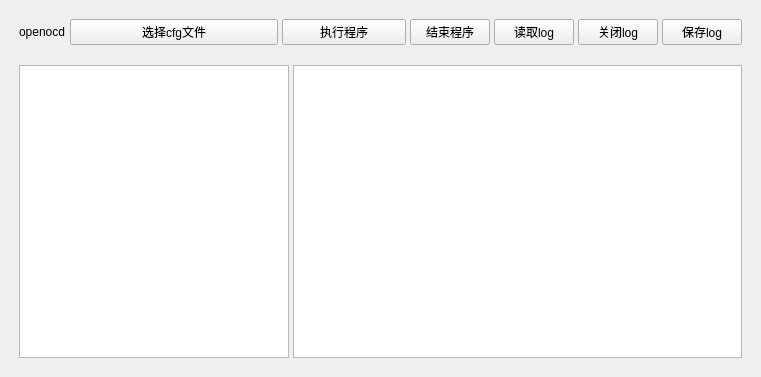
panxin-2000/openocd_display, file src/new_wight.ui: the form before one commit.
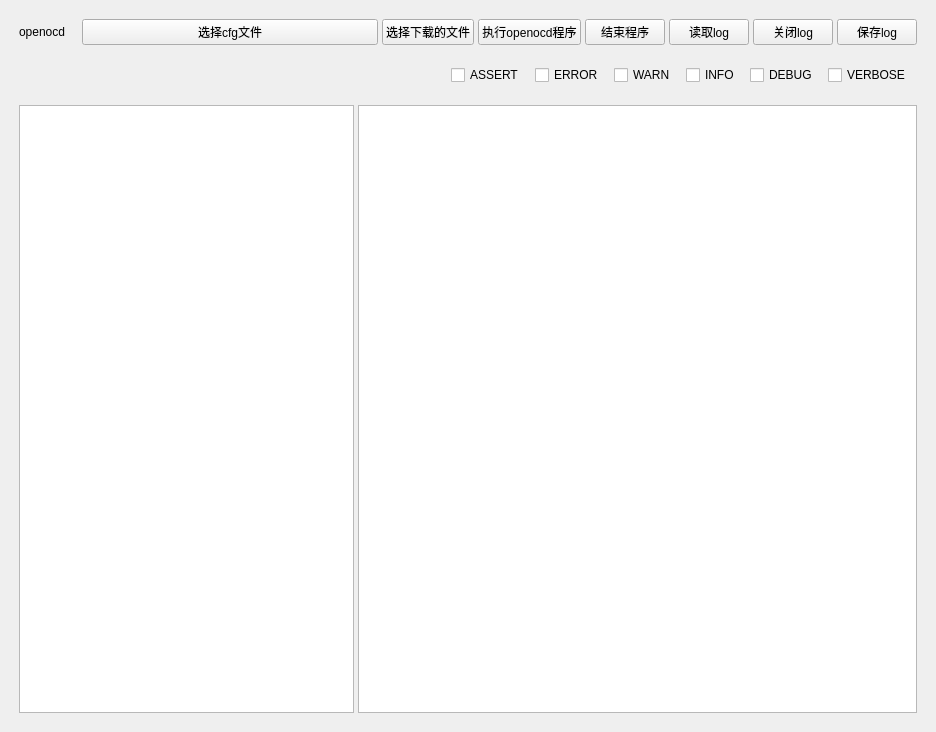
The form after the commit.

Commit message: 给图形界面添加了筛选不同程度log的筛选框

The edit to the form file:
```diff
--- a/src/new_wight.ui
+++ b/src/new_wight.ui
@@ -9,8 +9,8 @@
    <rect>
     <x>0</x>
     <y>0</y>
-    <width>761</width>
-    <height>377</height>
+    <width>936</width>
+    <height>732</height>
    </rect>
   </property>
   <property name="sizePolicy">
@@ -28,12 +28,9 @@
   <property name="windowTitle">
    <string>new_wight</string>
   </property>
-  <layout class="QVBoxLayout" name="verticalLayout_2">
-   <item>
-    <layout class="QVBoxLayout" name="verticalLayout" stretch="0,7">
-     <property name="spacing">
-      <number>12</number>
-     </property>
+  <layout class="QGridLayout" name="gridLayout">
+   <item row="0" column="0">
+    <layout class="QVBoxLayout" name="verticalLayout">
      <property name="sizeConstraint">
       <enum>QLayout::SetFixedSize</enum>
      </property>
@@ -50,7 +47,7 @@
       <number>4</number>
      </property>
      <item>
-      <layout class="QHBoxLayout" name="horizontalLayout" stretch="1,5,3,0,0,0,0">
+      <layout class="QHBoxLayout" name="horizontalLayout" stretch="1,5,0,0,0,0,0,0">
        <property name="spacing">
         <number>4</number>
        </property>
@@ -80,10 +77,17 @@
          </property>
         </widget>
        </item>
+       <item>
+        <widget class="QPushButton" name="pushButton">
+         <property name="text">
+          <string>选择下载的文件</string>
+         </property>
+        </widget>
+       </item>
        <item>
         <widget class="QPushButton" name="run_program">
          <property name="text">
-          <string>执行程序</string>
+          <string>执行openocd程序</string>
          </property>
         </widget>
        </item>
@@ -117,6 +121,80 @@
        </item>
       </layout>
      </item>
+     <item>
+      <layout class="QHBoxLayout" name="horizontalLayout_4">
+       <property name="spacing">
+        <number>10</number>
+       </property>
+       <property name="leftMargin">
+        <number>10</number>
+       </property>
+       <property name="topMargin">
+        <number>10</number>
+       </property>
+       <property name="rightMargin">
+        <number>10</number>
+       </property>
+       <property name="bottomMargin">
+        <number>10</number>
+       </property>
+       <item>
+        <spacer name="horizontalSpacer">
+         <property name="orientation">
+          <enum>Qt::Horizontal</enum>
+         </property>
+         <property name="sizeHint" stdset="0">
+          <size>
+           <width>40</width>
+           <height>20</height>
+          </size>
+         </property>
+        </spacer>
+       </item>
+       <item>
+        <widget class="QCheckBox" name="ASSERT_check_box">
+         <property name="text">
+          <string>ASSERT</string>
+         </property>
+        </widget>
+       </item>
+       <item>
+        <widget class="QCheckBox" name="ERROR_check_box">
+         <property name="text">
+          <string>ERROR</string>
+         </property>
+        </widget>
+       </item>
+       <item>
+        <widget class="QCheckBox" name="WARN_check_box">
+         <property name="text">
+          <string>WARN</string>
+         </property>
+        </widget>
+       </item>
+       <item>
+        <widget class="QCheckBox" name="INFO_check_box">
+         <property name="text">
+          <string>INFO</string>
+         </property>
+        </widget>
+       </item>
+       <item>
+        <widget class="QCheckBox" name="DEBUG_check_box">
+         <property name="text">
+          <string>DEBUG</string>
+         </property>
+        </widget>
+       </item>
+       <item>
+        <widget class="QCheckBox" name="VERBOSE__check_box">
+         <property name="text">
+          <string>VERBOSE</string>
+         </property>
+        </widget>
+       </item>
+      </layout>
+     </item>
      <item>
       <layout class="QHBoxLayout" name="horizontalLayout_2" stretch="3,5">
        <property name="spacing">
```
The commit also changes 1 other file.
